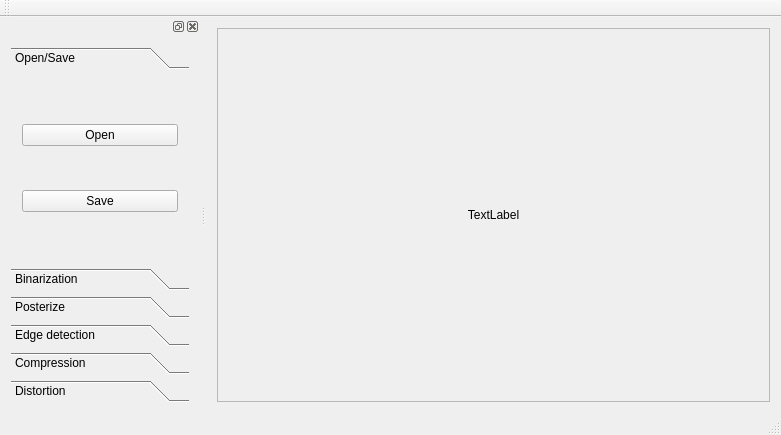
First picture: the form in qt/ImageProcessing/mainwindow.ui, repository MATF-RS19/RS029-image-processing, before the edit.
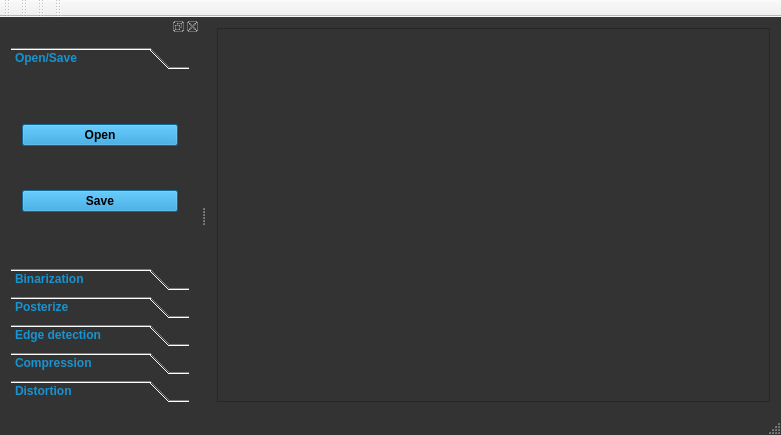
Second picture: the form after the edit. Custom widgets are drawn as their Qt base class.

Commit message: GUI design - arch blue and terminus fonts added

```diff
--- a/qt/ImageProcessing/mainwindow.ui
+++ b/qt/ImageProcessing/mainwindow.ui
@@ -13,7 +13,17 @@
   <property name="windowTitle">
    <string>MainWindow</string>
   </property>
+  <property name="styleSheet">
+   <string notr="true">#MainWindow {
+	background:#333333;
+}</string>
+  </property>
   <widget class="QWidget" name="centralWidget">
+   <property name="styleSheet">
+    <string notr="true">#centralWidget{
+background:#333333;
+}</string>
+   </property>
    <layout class="QVBoxLayout" name="verticalLayout_7">
     <item>
      <widget class="QFrame" name="frame">
@@ -21,7 +31,9 @@
        <number>-1</number>
       </property>
       <property name="styleSheet">
-       <string notr="true"/>
+       <string notr="true">#frame {
+background:#333333;
+}</string>
       </property>
       <property name="frameShape">
        <enum>QFrame::StyledPanel</enum>
@@ -63,13 +75,15 @@
           <enum>Qt::LeftToRight</enum>
          </property>
          <property name="styleSheet">
-          <string notr="true"/>
+          <string notr="true">#displayImageLabel{
+background:#333333;
+}</string>
          </property>
          <property name="lineWidth">
           <number>0</number>
          </property>
          <property name="text">
-          <string>TextLabel</string>
+          <string/>
          </property>
          <property name="alignment">
           <set>Qt::AlignCenter</set>
@@ -107,16 +121,45 @@
    <property name="minimumSize">
     <size>
      <width>200</width>
-     <height>305</height>
+     <height>317</height>
     </size>
    </property>
+   <property name="autoFillBackground">
+    <bool>false</bool>
+   </property>
+   <property name="styleSheet">
+    <string notr="true"/>
+   </property>
    <attribute name="dockWidgetArea">
     <number>1</number>
    </attribute>
    <widget class="QWidget" name="dockWidgetContents">
+    <property name="styleSheet">
+     <string notr="true">#dockWidgetContents {
+background:#333333;
+}</string>
+    </property>
     <layout class="QFormLayout" name="formLayout">
      <item row="0" column="0" colspan="2">
       <widget class="QToolBox" name="toolBox">
+       <property name="styleSheet">
+        <string notr="true">#toolBox {
+	background: #333333;
+}
+
+QWidget { 
+	color : #1793D1;
+	background:#333333;
+	font: 75 14pt &quot;Terminus (TTF)&quot;;
+    font-weight:bold;
+ }
+
+QPushButton {
+	background : #1793D1;
+	color:black;
+}
+</string>
+       </property>
        <property name="currentIndex">
         <number>0</number>
        </property>
@@ -125,16 +168,25 @@
          <rect>
           <x>0</x>
           <y>0</y>
-          <width>182</width>
-          <height>78</height>
+          <width>168</width>
+          <height>82</height>
          </rect>
         </property>
+        <property name="styleSheet">
+         <string notr="true"/>
+        </property>
         <attribute name="label">
          <string>Open/Save</string>
         </attribute>
         <layout class="QVBoxLayout" name="verticalLayout_2">
          <item>
           <widget class="QPushButton" name="openImageButton">
+           <property name="autoFillBackground">
+            <bool>false</bool>
+           </property>
+           <property name="styleSheet">
+            <string notr="true"/>
+           </property>
            <property name="text">
             <string>Open</string>
            </property>
@@ -309,6 +361,39 @@
     </layout>
    </widget>
   </widget>
+  <widget class="QToolBar" name="toolBar">
+   <property name="windowTitle">
+    <string>toolBar</string>
+   </property>
+   <attribute name="toolBarArea">
+    <enum>TopToolBarArea</enum>
+   </attribute>
+   <attribute name="toolBarBreak">
+    <bool>false</bool>
+   </attribute>
+  </widget>
+  <widget class="QToolBar" name="toolBar_2">
+   <property name="windowTitle">
+    <string>toolBar_2</string>
+   </property>
+   <attribute name="toolBarArea">
+    <enum>TopToolBarArea</enum>
+   </attribute>
+   <attribute name="toolBarBreak">
+    <bool>false</bool>
+   </attribute>
+  </widget>
+  <widget class="QToolBar" name="toolBar_3">
+   <property name="windowTitle">
+    <string>toolBar_3</string>
+   </property>
+   <attribute name="toolBarArea">
+    <enum>TopToolBarArea</enum>
+   </attribute>
+   <attribute name="toolBarBreak">
+    <bool>false</bool>
+   </attribute>
+  </widget>
  </widget>
  <layoutdefault spacing="6" margin="11"/>
  <customwidgets>
```
Left out of the diff: 29 changed lines with no effect on the pictures. The commit also changes 7 other files.
